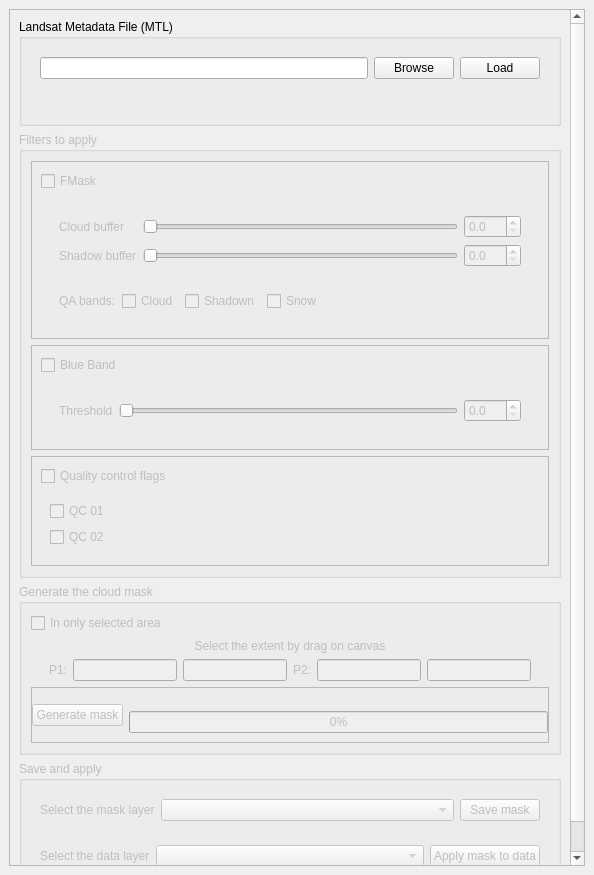
First picture: the form in cloud_masking_dockwidget_base.ui, repository SMByC/CloudMasking, before the edit.
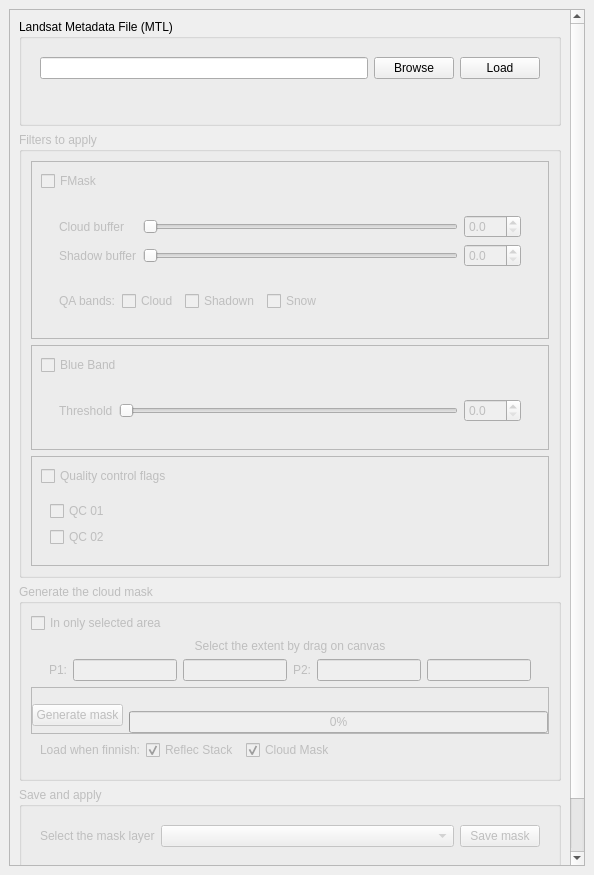
Second picture: the form after the edit. Custom widgets are drawn as their Qt base class.

Commit message: Added check box for load reflec stack and cloud mask

```diff
--- a/cloud_masking_dockwidget_base.ui
+++ b/cloud_masking_dockwidget_base.ui
@@ -30,9 +30,9 @@
        <property name="geometry">
         <rect>
          <x>0</x>
-         <y>0</y>
+         <y>-277</y>
          <width>554</width>
-         <height>1103</height>
+         <height>1140</height>
         </rect>
        </property>
        <layout class="QVBoxLayout" name="verticalLayout">
@@ -416,6 +416,9 @@
               <property name="rightMargin">
                <number>0</number>
               </property>
+              <property name="bottomMargin">
+               <number>0</number>
+              </property>
               <item>
                <widget class="QPushButton" name="Btn_processMask">
                 <property name="text">
@@ -473,6 +476,13 @@
              </layout>
             </widget>
            </item>
+           <item row="0" column="0">
+            <widget class="QCheckBox" name="checkBox_6">
+             <property name="text">
+              <string>In only selected area</string>
+             </property>
+            </widget>
+           </item>
            <item row="1" column="0">
             <widget class="QWidget" name="widget_SelectedArea" native="true">
              <layout class="QVBoxLayout" name="verticalLayout_8">
@@ -561,11 +571,53 @@
              </layout>
             </widget>
            </item>
-           <item row="0" column="0">
-            <widget class="QCheckBox" name="checkBox_6">
-             <property name="text">
-              <string>In only selected area</string>
-             </property>
+           <item row="3" column="0">
+            <widget class="QWidget" name="widget_2" native="true">
+             <layout class="QHBoxLayout" name="horizontalLayout_9">
+              <property name="topMargin">
+               <number>0</number>
+              </property>
+              <item>
+               <widget class="QLabel" name="label_11">
+                <property name="text">
+                 <string>Load when finnish:</string>
+                </property>
+               </widget>
+              </item>
+              <item>
+               <widget class="QCheckBox" name="checkBox_LoadReflecStack">
+                <property name="text">
+                 <string>Reflec Stack</string>
+                </property>
+                <property name="checked">
+                 <bool>true</bool>
+                </property>
+               </widget>
+              </item>
+              <item>
+               <widget class="QCheckBox" name="checkBox_LoadCloudMask">
+                <property name="text">
+                 <string>Cloud Mask</string>
+                </property>
+                <property name="checked">
+                 <bool>true</bool>
+                </property>
+               </widget>
+              </item>
+              <item>
+               <spacer name="horizontalSpacer_2">
+                <property name="orientation">
+                 <enum>Qt::Horizontal</enum>
+                </property>
+                <property name="sizeHint" stdset="0">
+                 <size>
+                  <width>40</width>
+                  <height>20</height>
+                 </size>
+                </property>
+               </spacer>
+              </item>
+             </layout>
             </widget>
            </item>
           </layout>
```
The commit also changes 1 other file.
